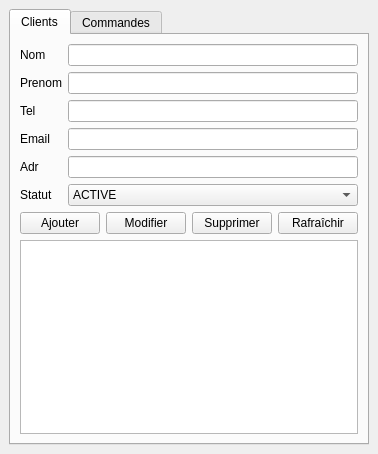
The window that mainwindow.ui (Nadhir13/projet_logi) describes before a commit, drawn with Qt 5.
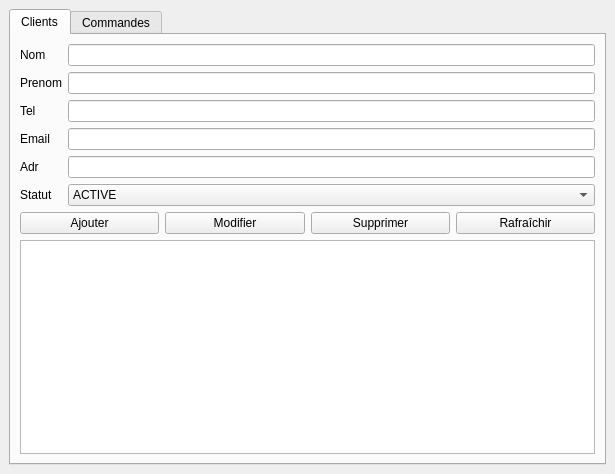
The same window after the commit.

```diff
--- a/mainwindow.ui
+++ b/mainwindow.ui
@@ -2,6 +2,14 @@
 <ui version="4.0">
  <class>MainWindow</class>
  <widget class="QMainWindow" name="MainWindow">
+  <property name="geometry">
+   <rect>
+    <x>0</x>
+    <y>0</y>
+    <width>615</width>
+    <height>474</height>
+   </rect>
+  </property>
   <property name="windowTitle">
    <string>projet_logi</string>
   </property>
@@ -19,21 +27,77 @@
        <layout class="QVBoxLayout" name="vlc">
         <item>
          <layout class="QFormLayout" name="formClient">
-          <item row="0" column="0"><widget class="QLabel"><property name="text"><string>Nom</string></property></widget></item>
-          <item row="0" column="1"><widget class="QLineEdit" name="leNom"/></item>
-          <item row="1" column="0"><widget class="QLabel"><property name="text"><string>Prenom</string></property></widget></item>
-          <item row="1" column="1"><widget class="QLineEdit" name="lePrenom"/></item>
-          <item row="2" column="0"><widget class="QLabel"><property name="text"><string>Tel</string></property></widget></item>
-          <item row="2" column="1"><widget class="QLineEdit" name="leTel"/></item>
-          <item row="3" column="0"><widget class="QLabel"><property name="text"><string>Email</string></property></widget></item>
-          <item row="3" column="1"><widget class="QLineEdit" name="leEmail"/></item>
-          <item row="4" column="0"><widget class="QLabel"><property name="text"><string>Adr</string></property></widget></item>
-          <item row="4" column="1"><widget class="QLineEdit" name="leAdr"/></item>
-          <item row="5" column="0"><widget class="QLabel"><property name="text"><string>Statut</string></property></widget></item>
-          <item row="5" column="1"><widget class="QComboBox" name="cbStatut">
-            <item><property name="text"><string>ACTIVE</string></property></item>
-            <item><property name="text"><string>INACTIVE</string></property></item>
-          </widget></item>
+          <item row="0" column="0">
+           <widget class="QLabel" name="label">
+            <property name="text">
+             <string>Nom</string>
+            </property>
+           </widget>
+          </item>
+          <item row="0" column="1">
+           <widget class="QLineEdit" name="leNom"/>
+          </item>
+          <item row="1" column="0">
+           <widget class="QLabel" name="label">
+            <property name="text">
+             <string>Prenom</string>
+            </property>
+           </widget>
+          </item>
+          <item row="1" column="1">
+           <widget class="QLineEdit" name="lePrenom"/>
+          </item>
+          <item row="2" column="0">
+           <widget class="QLabel" name="label">
+            <property name="text">
+             <string>Tel</string>
+            </property>
+           </widget>
+          </item>
+          <item row="2" column="1">
+           <widget class="QLineEdit" name="leTel"/>
+          </item>
+          <item row="3" column="0">
+           <widget class="QLabel" name="label">
+            <property name="text">
+             <string>Email</string>
+            </property>
+           </widget>
+          </item>
+          <item row="3" column="1">
+           <widget class="QLineEdit" name="leEmail"/>
+          </item>
+          <item row="4" column="0">
+           <widget class="QLabel" name="label">
+            <property name="text">
+             <string>Adr</string>
+            </property>
+           </widget>
+          </item>
+          <item row="4" column="1">
+           <widget class="QLineEdit" name="leAdr"/>
+          </item>
+          <item row="5" column="0">
+           <widget class="QLabel" name="label">
+            <property name="text">
+             <string>Statut</string>
+            </property>
+           </widget>
+          </item>
+          <item row="5" column="1">
+           <widget class="QComboBox" name="cbStatut">
+            <item>
+             <property name="text">
+              <string>ACTIVE</string>
+             </property>
+            </item>
+            <item>
+             <property name="text">
+              <string>INACTIVE</string>
+             </property>
+            </item>
+           </widget>
+          </item>
          </layout>
         </item>
         <item>
```
Left out of the diff: 160 changed lines with no effect on the pictures.
